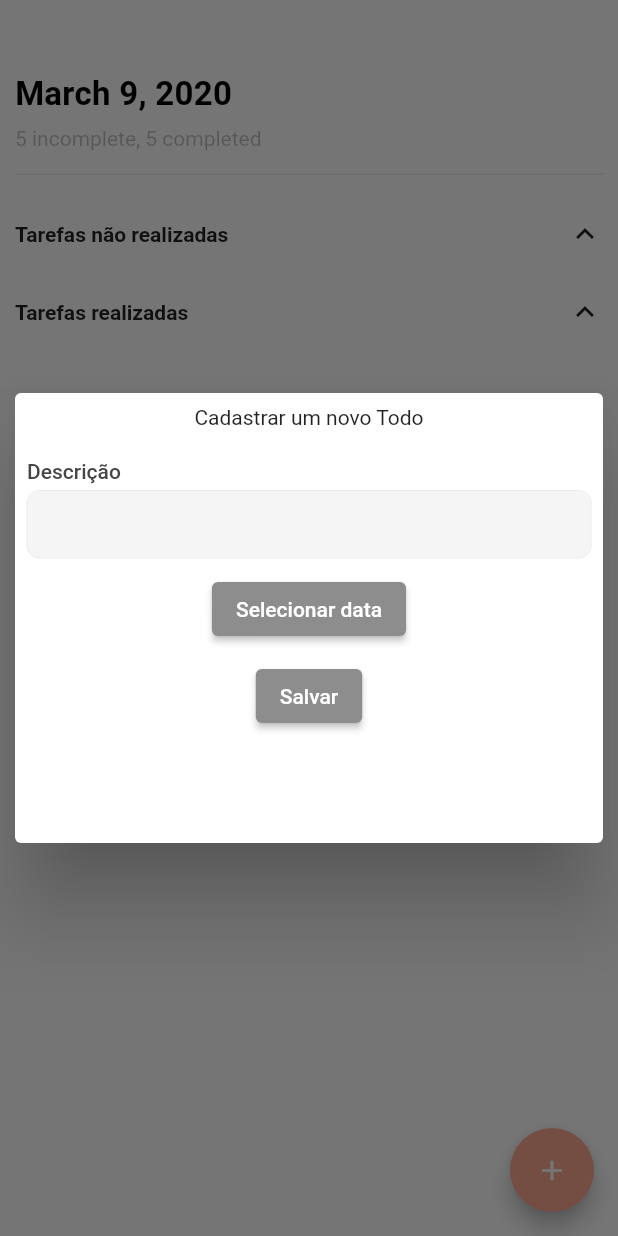
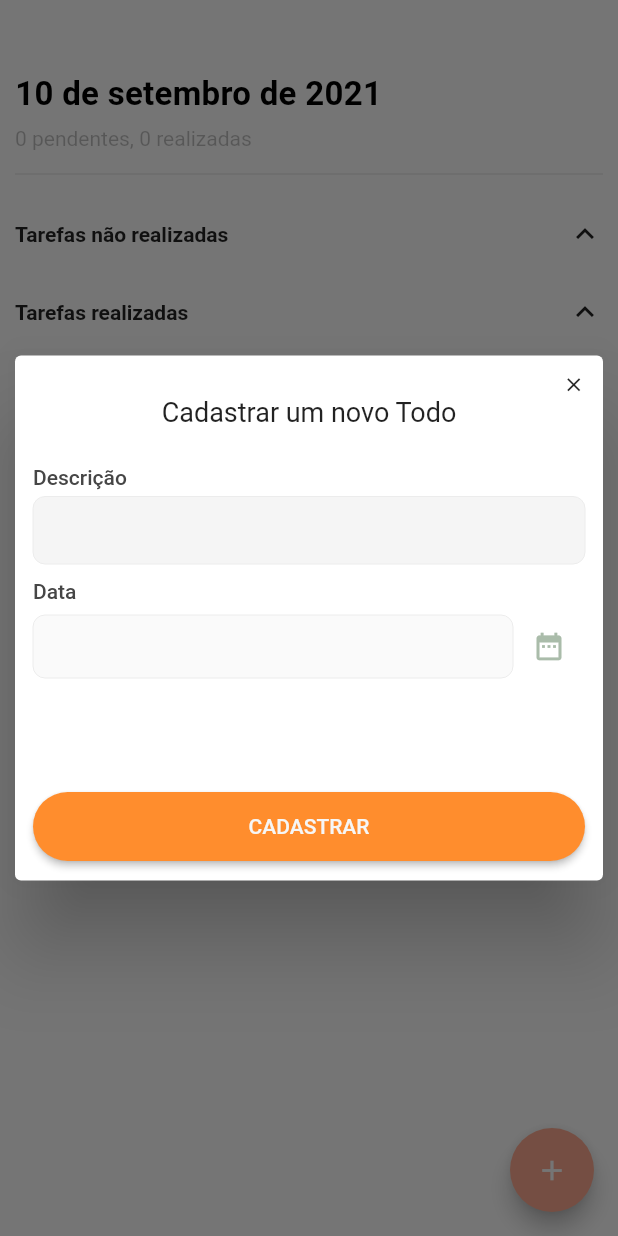
Before and after one commit to genpag/mobile, a Flutter app: the screen it shows after launch, after a tap on "Tarefas realizadas", after a tap on "Tarefas não realizadas", after a tap on the "add" icon, on a phone screen of 412 x 824 dp. Run offline on Flutter 3.47's test engine with Material 2 defaults, Android fonts, the phone set to English and light mode, and no system bars; our stand-ins replace get, get_storage, hive; accounts and stored records are empty; generated files the repository leaves out were written again; Roboto replaces fonts that are missing (BeVietnam); statements that could not run were skipped.

Commit message:
Layout dialog / TextField Fix / Dialog

```diff
--- a/lib/main.dart
+++ b/lib/main.dart
@@ -1,4 +1,5 @@
 import 'package:flutter/material.dart';
+import 'package:flutter_localizations/flutter_localizations.dart';
 import 'package:get/get.dart';
 import 'package:hive/hive.dart';
 import 'package:path_provider/path_provider.dart';
@@ -30,6 +31,14 @@ class Main extends StatelessWidget {
       child: GetMaterialApp(
         initialRoute: initialRoute,
         getPages: Nav.routes,
+        localizationsDelegates: [
+          GlobalMaterialLocalizations.delegate,
+          GlobalWidgetsLocalizations.delegate,
+          GlobalCupertinoLocalizations.delegate,
+        ],
+        supportedLocales: [
+          const Locale('pt', 'BR'),
+        ],
         theme: themeData,
       ),
     );
--- /dev/null
+++ b/lib/presentation/home/widgets/button_main.widget.dart
@@ -0,0 +1,45 @@
+import 'package:flutter/material.dart';
+
+class ButtonMainWidget extends StatelessWidget {
+  final Function() onPressed;
+  final String texto;
+  final Color colorText, colorBackground;
+  final bool isEnable;
+  ButtonMainWidget({
+    @required this.onPressed,
+    @required this.texto,
+    this.colorText = const Color(0xFFF6F6F6),
+    this.colorBackground = const Color(0xFFFF8D2D),
+    this.isEnable = true,
+  });
+  @override
+  Widget build(BuildContext context) {
+    return SizedBox(
+      width: double.infinity,
+      child: ElevatedButton(
+        onPressed: onPressed,
+        style: ButtonStyle(
+          backgroundColor: MaterialStateProperty.all(
+            isEnable ? colorBackground : Color(0xFFF6F6F6),
+          ),
+          shape: MaterialStateProperty.all<RoundedRectangleBorder>(
+            RoundedRectangleBorder(
+              borderRadius: BorderRadius.circular(25),
+            ),
+          ),
+        ),
+        child: Padding(
+          padding: const EdgeInsets.all(15),
+          child: Text(
+            texto,
+            style: TextStyle(
+              fontSize: 14,
+              fontWeight: FontWeight.w500,
+              color: isEnable ? colorText : Color(0xFFA3A3A3),
+            ),
+          ),
+        ),
+      ),
+    );
+  }
+}
--- a/lib/presentation/home/widgets/dialog_form.widget.dart
+++ b/lib/presentation/home/widgets/dialog_form.widget.dart
@@ -4,6 +4,8 @@ import 'package:mobile/domain/todo/models/todo.model.dart';
 import 'package:mobile/presentation/home/controllers/home.controller.dart';
 import 'package:mobile/presentation/text_field/text_field.widget.dart';
 import 'package:mobile/presentation/text_field/text_field_type.enum.dart';
+
+import 'button_main.widget.dart';
 
 // ignore: must_be_immutable
 class DialogFormWidget extends GetView<HomeController> {
@@ -16,30 +18,51 @@ class DialogFormWidget extends GetView<HomeController> {
       insetPadding: EdgeInsets.symmetric(horizontal: 10),
       child: SingleChildScrollView(
         child: Container(
-          height: 300,
+          height: 350,
           child: Padding(
-            padding: const EdgeInsets.all(8.0),
+            padding: const EdgeInsets.all(12),
             child: Column(
+              mainAxisAlignment: MainAxisAlignment.spaceBetween,
               children: [
-                Text('Cadastrar um novo Todo'),
-                const SizedBox(height: 20),
+                Column(
+                  children: [
+                    Align(
+                      alignment: Alignment.centerRight,
+                      child: InkWell(
+                        onTap: () => Get.back(),
+                        child: Icon(
+                          Icons.close,
+                          size: 15,
+                        ),
+                      ),
+                    ),
+                    Text(
+                      'Cadastrar um novo Todo',
+                      style: TextStyle(
+                        fontSize: 18,
+                      ),
+                    ),
+                    const SizedBox(height: 25),
                     TextFieldWidget(
                       label: 'Descrição',
                       type: TextFieldType.TEXT,
                       value: toDoModel.descricao,
                     ),
                     const SizedBox(height: 10),
-                ElevatedButton(
-                  onPressed: () => _selectDate(context),
-                  child: Text('Selecionar data'),
+                    TextFieldWidget(
+                      label: 'Data',
+                      type: TextFieldType.DATE,
+                      value: toDoModel.data,
                     ),
                     const SizedBox(height: 10),
-                ElevatedButton(
+                  ],
+                ),
+                ButtonMainWidget(
                   onPressed: () {
                     controller.salvarTodo(toDoModel);
                     Get.back();
                   },
-                  child: Text('Salvar'),
+                  texto: 'CADASTRAR',
                 ),
               ],
             ),
@@ -48,19 +71,4 @@ class DialogFormWidget extends GetView<HomeController> {
       ),
     );
   }
-
-  DateTime selectedDate = DateTime.now();
-
-  Future<void> _selectDate(BuildContext context) async {
-    final DateTime picked = await showDatePicker(
-        context: context,
-        initialDate:
-            toDoModel.data?.value != null ? toDoModel.data.value : selectedDate,
-        firstDate: DateTime(2015, 8),
-        lastDate: DateTime(2101));
-
-    if (picked != null && picked != selectedDate) {
-      toDoModel.data?.value = picked;
 }
-  }
-}
--- a/lib/presentation/home/widgets/header_home.widget.dart
+++ b/lib/presentation/home/widgets/header_home.widget.dart
@@ -1,13 +1,17 @@
 import 'package:flutter/material.dart';
+import 'package:get/get.dart';
+import 'package:intl/intl.dart';
+import 'package:mobile/presentation/home/controllers/home.controller.dart';
 
-class HeaderHomeWidget extends StatelessWidget {
+class HeaderHomeWidget extends GetView<HomeController> {
   @override
   Widget build(BuildContext context) {
+    final dataAtual = DateTime.now();
     return Column(
       crossAxisAlignment: CrossAxisAlignment.start,
       children: [
         Text(
-          'March 9, 2020',
+          DateFormat.yMMMMd('pt_BR').format(dataAtual),
           style: TextStyle(
             color: Colors.black,
             fontSize: 22,
@@ -16,10 +20,12 @@ class HeaderHomeWidget extends StatelessWidget {
           ),
         ),
         const SizedBox(height: 8),
-        Text(
-          '5 incomplete, 5 completed',
-          style: TextStyle(
-            color: Colors.black26,
+        Obx(
+          () => Text(
+            '''${controller.todosList.where((e) => !e.isRealizado.value).length} pendentes, ${controller.todosList.where((e) => e.isRealizado.value).length} realizadas''',
+            style: TextStyle(
+              color: Colors.black26,
+            ),
           ),
         ),
         const SizedBox(height: 8),
--- a/lib/presentation/home/widgets/item_todo.widget.dart
+++ b/lib/presentation/home/widgets/item_todo.widget.dart
@@ -1,6 +1,7 @@
 import 'package:flutter/cupertino.dart';
 import 'package:flutter/material.dart';
 import 'package:get/get.dart';
+import 'package:intl/intl.dart';
 import 'package:mobile/domain/todo/models/todo.model.dart';
 import 'package:mobile/presentation/home/controllers/home.controller.dart';
 
@@ -58,7 +59,10 @@ class ItemTodoWidget extends GetView<HomeController> {
                           ),
                           const SizedBox(width: 5),
                           Text(
-                            toDo?.data?.value?.toLocal()?.toString() ?? '',
+                            toDo?.data?.value != null
+                                ? DateFormat.yMd('pt_BR')
+                                    .format(toDo?.data?.value)
+                                : '',
                             style: TextStyle(
                               fontSize: 12,
                               decoration: toDo.isRealizado.value
--- a/lib/presentation/home/widgets/lista_tarefas.widget.dart
+++ b/lib/presentation/home/widgets/lista_tarefas.widget.dart
@@ -1,9 +1,11 @@
 import 'package:flutter/material.dart';
+import 'package:get/get.dart';
 import 'package:mobile/domain/todo/models/todo.model.dart';
+import 'package:mobile/presentation/home/controllers/home.controller.dart';
 
 import 'item_todo.widget.dart';
 
-class ListaTarefasWidget extends StatelessWidget {
+class ListaTarefasWidget extends GetView<HomeController> {
   final String tituloLista;
   final bool isExpandido;
   final Function onExpanded;
@@ -45,7 +47,7 @@ class ListaTarefasWidget extends StatelessWidget {
           child: Container(
             constraints: BoxConstraints(maxHeight: 320, minHeight: 10),
             child: ReorderableListView(
-              onReorder: (i, x) {},
+              onReorder: controller.handleReorder,
               buildDefaultDragHandles: false,
               shrinkWrap: true,
               children: [
--- a/lib/presentation/text_field/text_field.widget.dart
+++ b/lib/presentation/text_field/text_field.widget.dart
@@ -72,6 +72,15 @@ class TextFieldWidget extends StatelessWidget {
           contentPadding: contentPadding,
           decoration: decoration,
           upperCase: upperCase,
+          colorBackgroundField: colorBackgroundField,
+        );
+      case TextFieldType.DATE:
+        return _DateFieldWidget(
+          colorsBorder: colorsBorder,
+          value: value,
+          maskController: _maskController,
+          contentPadding: contentPadding,
+          decoration: decoration,
           colorBackgroundField: colorBackgroundField,
         );
 
@@ -180,3 +189,97 @@ class _TextFieldWidget extends StatelessWidget {
     );
   }
 }
+
+class _DateFieldWidget extends StatelessWidget {
+  final dynamic value;
+  final TextEditingController maskController;
+  final Color colorsBorder;
+  final Color colorIconData, colorBackgroundField;
+  final EdgeInsets contentPadding;
+  final InputDecoration decoration;
+
+  final void Function(DateTime) onChange;
+
+  const _DateFieldWidget({
+    @required this.value,
+    @required this.maskController,
+    @required this.colorsBorder,
+    @required this.contentPadding,
+    this.decoration,
+    this.onChange,
+    this.colorIconData,
+    this.colorBackgroundField,
+  });
+
+  Future<void> openDatePicker() async {
+    Get.focusScope?.unfocus();
+
+    final initialValue = value as Rx<DateTime>;
+
+    final result = await showDatePicker(
+      context: Get.context,
+      firstDate: DateTime(1800),
+      lastDate: DateTime(2100),
+      initialDate:
+          initialValue.value == null ? DateTime.now() : initialValue.value,
+    );
+
+    initialValue.value = result;
+    onChange?.call(result);
+    if (initialValue.value != null) {
+      maskController.text = DateFormat('dd/MM/yyyy').format(
+        initialValue.value,
+      );
+    } else {
+      maskController.text = '';
+    }
+  }
+
+  @override
+  Widget build(BuildContext context) {
+    return Row(
+      children: [
+        Flexible(
+          child: InkWell(
+            onTap: openDatePicker,
+            child: TextFormField(
+              controller: maskController,
+              enabled: false,
+              decoration: decoration ??
+                  InputDecoration(
+                    isDense: true,
+                    fillColor: colorBackgroundField,
+                    filled: true,
+                    contentPadding: contentPadding,
+                    border: OutlineInputBorder(
+                      borderSide: BorderSide(width: 0, color: colorsBorder),
+                      borderRadius: BorderRadius.circular(8),
+                    ),
+                    enabledBorder: OutlineInputBorder(
+                      borderSide: BorderSide(width: 0, color: colorsBorder),
+                      borderRadius: BorderRadius.circular(8),
+                    ),
+                    disabledBorder: OutlineInputBorder(
+                      borderSide: BorderSide(width: 0, color: colorsBorder),
+                      borderRadius: BorderRadius.circular(8),
+                    ),
+                  ),
+              style: const TextStyle(
+                fontSize: 12,
+                letterSpacing: .5,
+                color: Colors.black,
+              ),
+            ),
+          ),
+        ),
+        IconButton(
+          onPressed: openDatePicker,
+          icon: const Icon(Icons.date_range),
+          color: colorIconData ?? const Color(0xFFAABCAA),
+          iconSize: 22,
+          splashRadius: 20,
+        )
+      ],
+    );
+  }
+}
--- a/pubspec.yaml
+++ b/pubspec.yaml
@@ -12,8 +12,10 @@ environment:
 dependencies:
   flutter:
     sdk: flutter
+  flutter_localizations:
+    sdk: flutter
   uuid: ^3.0.4
-  intl: ^0.16.0
+  intl: ^0.17.0
   hive: ^1.4.4+1
   path_provider: ^1.6.28
   get: ^3.26.0
@@ -29,4 +31,5 @@ dev_dependencies:
 
 flutter:
 
+
   uses-material-design: true
```
Also changed, not shown: lib/domain/core/interfaces/dao.interface.dart (+2 -8 lines), lib/domain/core/utils/snackbar.util.dart (added, +31 -0 lines), lib/presentation/home/controllers/home.controller.dart (+32 -4 lines), pubspec.lock. Lines whose indentation alone changed are shown as unchanged.
